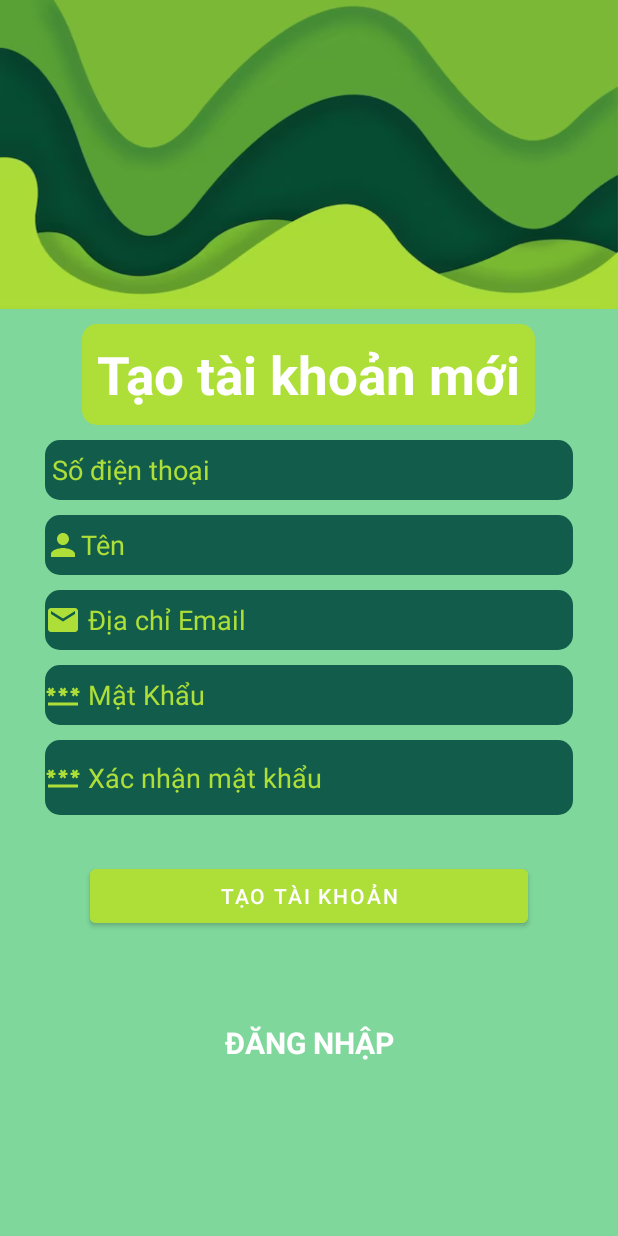
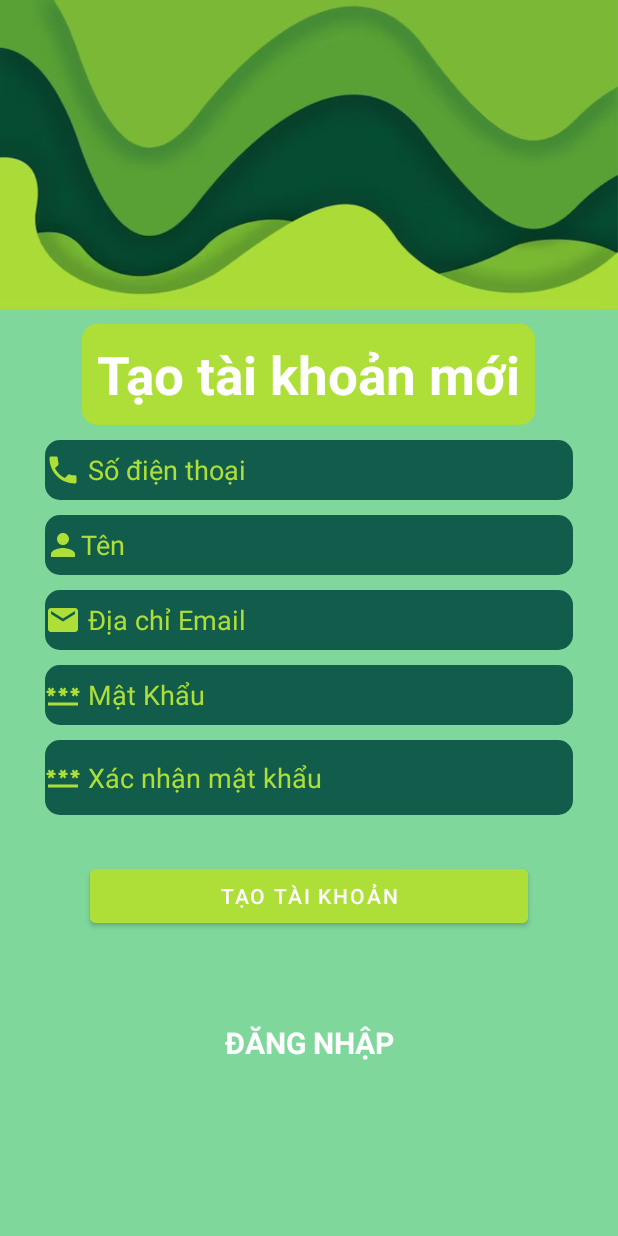
Before and after one commit to khuongkayyy/AndroidApp, an Android app: the Registration screen opened directly, with no data from a screen before it, on a phone screen of 412 x 824 dp. Run offline under Robolectric (Android 15) with nearby library versions, the phone set to English and light mode, and no system bars; our stand-ins replace Firebase (no records; nobody signed in at launch, a user with empty details on screens opened directly).

Commit message:
update UI: login and regis form

```diff
--- a/app/src/main/res/layout/registration.xml
+++ b/app/src/main/res/layout/registration.xml
@@ -31,6 +31,7 @@
         android:textStyle="bold" />
 
     <EditText
+        android:drawableLeft="@drawable/regis_phone"
         android:background="@drawable/regis_edt"
         android:id="@+id/edtNewUserMobile"
         android:layout_width="match_parent"
```
